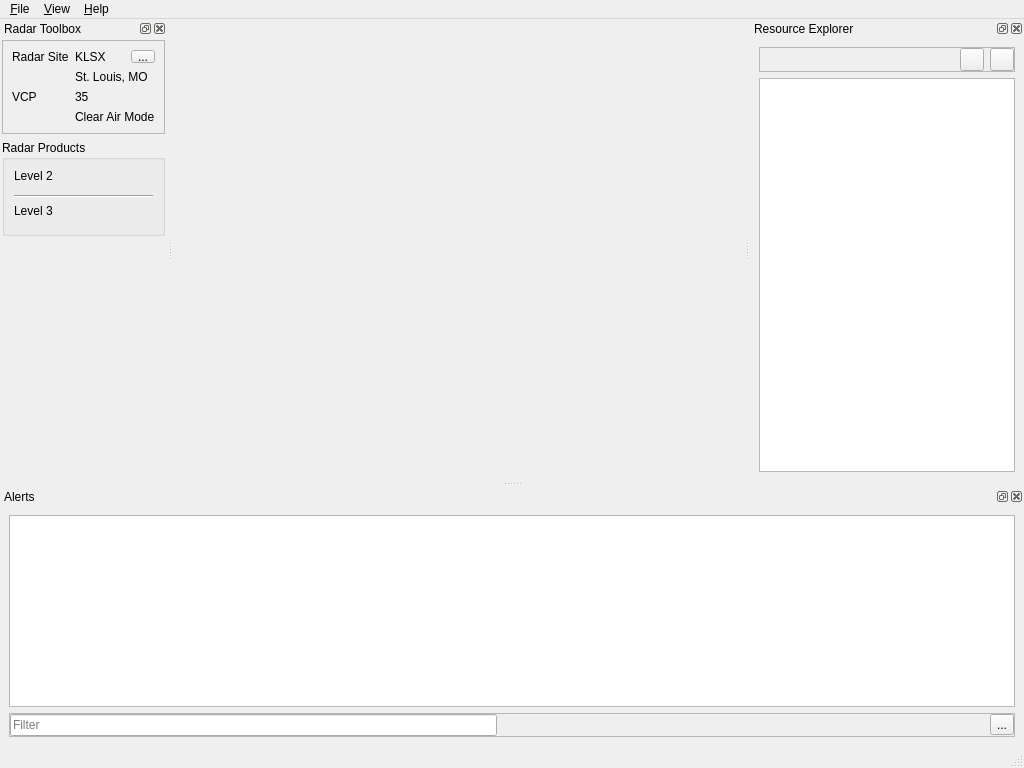
Qt form scwx-qt/source/scwx/qt/main/main_window.ui (dpaulat/supercell-wx) before a commit.
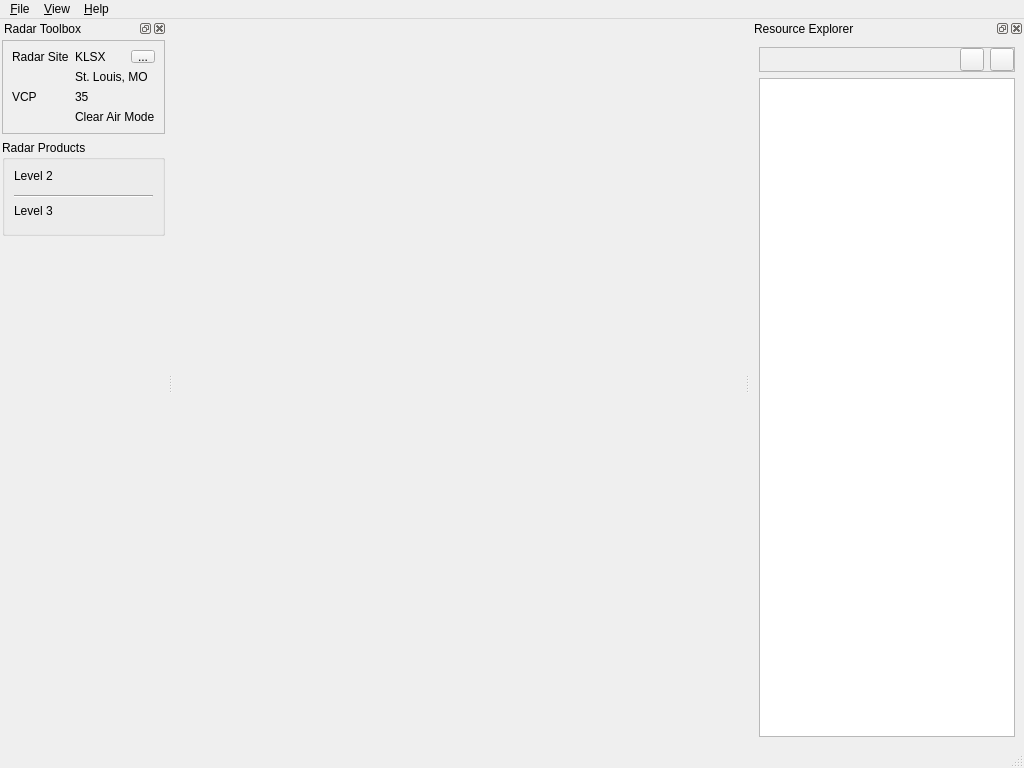
The same form after that commit. Icons and pictures are not drawn.

Commit message: Refactor Alert Dock Widget to its own class

```diff
--- a/scwx-qt/source/scwx/qt/main/main_window.ui
+++ b/scwx-qt/source/scwx/qt/main/main_window.ui
@@ -307,95 +307,6 @@
     </layout>
    </widget>
   </widget>
-  <widget class="QDockWidget" name="alertDock">
-   <property name="windowTitle">
-    <string>Alerts</string>
-   </property>
-   <attribute name="dockWidgetArea">
-    <number>8</number>
-   </attribute>
-   <widget class="QWidget" name="radarDockContents">
-    <layout class="QVBoxLayout" name="verticalLayout_5">
-     <item>
-      <widget class="QTreeView" name="alertView">
-       <property name="alternatingRowColors">
-        <bool>true</bool>
-       </property>
-       <property name="indentation">
-        <number>0</number>
-       </property>
-       <property name="sortingEnabled">
-        <bool>true</bool>
-       </property>
-      </widget>
-     </item>
-     <item>
-      <widget class="QFrame" name="frame_2">
-       <property name="frameShape">
-        <enum>QFrame::StyledPanel</enum>
-       </property>
-       <property name="frameShadow">
-        <enum>QFrame::Raised</enum>
-       </property>
-       <layout class="QHBoxLayout" name="horizontalLayout_2">
-        <property name="leftMargin">
-         <number>0</number>
-        </property>
-        <property name="topMargin">
-         <number>0</number>
-        </property>
-        <property name="rightMargin">
-         <number>0</number>
-        </property>
-        <property name="bottomMargin">
-         <number>0</number>
-        </property>
-        <item>
-         <widget class="QLineEdit" name="alertFilter">
-          <property name="placeholderText">
-           <string>Filter</string>
-          </property>
-          <property name="clearButtonEnabled">
-           <bool>true</bool>
-          </property>
-         </widget>
-        </item>
-        <item>
-         <spacer name="horizontalSpacer_2">
-          <property name="orientation">
-           <enum>Qt::Horizontal</enum>
-          </property>
-          <property name="sizeHint" stdset="0">
-           <size>
-            <width>40</width>
-            <height>20</height>
-           </size>
-          </property>
-         </spacer>
-        </item>
-        <item>
-         <widget class="QToolButton" name="alertSettings">
-          <property name="toolTip">
-           <string>Settings</string>
-          </property>
-          <property name="text">
-           <string>...</string>
-          </property>
-          <property name="icon">
-           <iconset resource="../../../../scwx-qt.qrc">
-            <normaloff>:/res/icons/font-awesome-6/sliders-solid.svg</normaloff>:/res/icons/font-awesome-6/sliders-solid.svg</iconset>
-          </property>
-          <property name="popupMode">
-           <enum>QToolButton::InstantPopup</enum>
-          </property>
-         </widget>
-        </item>
-       </layout>
-      </widget>
-     </item>
-    </layout>
-   </widget>
-  </widget>
   <action name="actionExit">
    <property name="text">
     <string>E&amp;xit</string>
```
Left out of the diff: 8 changed lines with no effect on the pictures. The commit also changes 5 other files.
